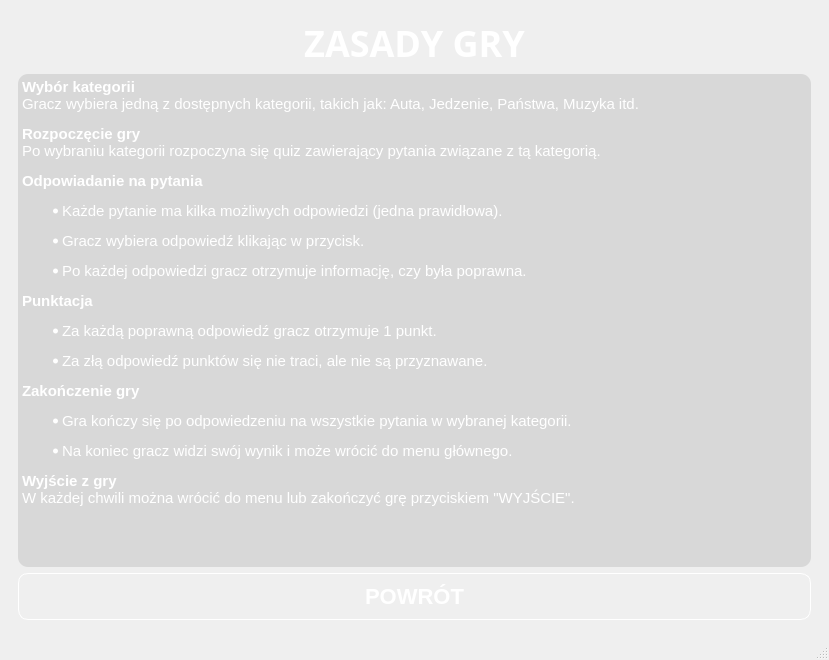
The window that Qt/QuizGame/mainwindow.ui (Ajgorek04/ProjektQuiz) describes before a commit, drawn with Qt 5.
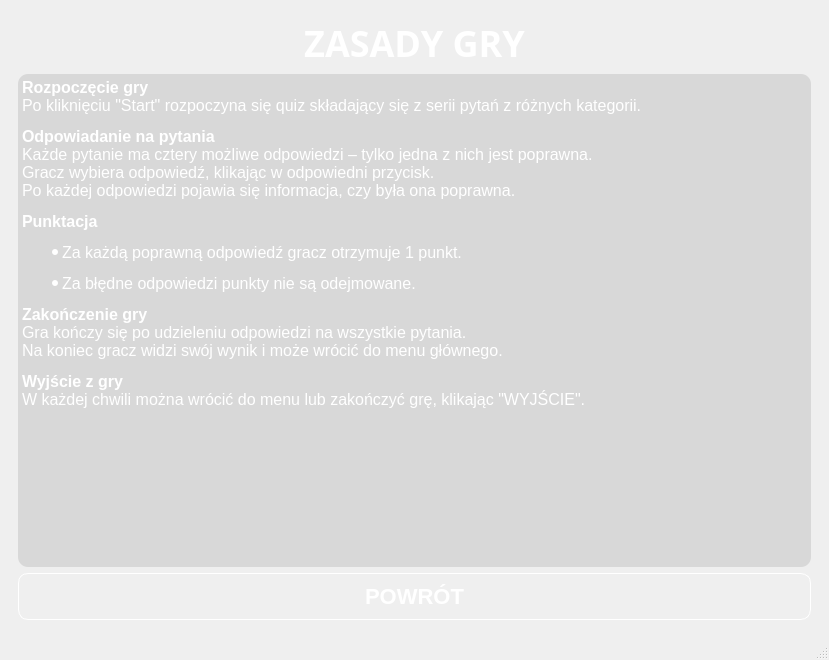
The same window after the commit. The open tabs and pages were chosen to show the change.

Diff of the .ui file:
```diff
--- a/Qt/QuizGame/mainwindow.ui
+++ b/Qt/QuizGame/mainwindow.ui
@@ -647,22 +647,14 @@
 li.unchecked::marker { content: &quot;\2610&quot;; }
 li.checked::marker { content: &quot;\2612&quot;; }
 &lt;/style&gt;&lt;/head&gt;&lt;body style=&quot; font-family:'Segoe UI'; font-size:16pt; font-weight:400; font-style:normal;&quot;&gt;
-&lt;p style=&quot; margin-top:12px; margin-bottom:12px; margin-left:0px; margin-right:0px; -qt-block-indent:0; text-indent:0px;&quot;&gt;&lt;span style=&quot; font-size:11pt; font-weight:700;&quot;&gt;Wybór kategorii&lt;/span&gt;&lt;span style=&quot; font-size:11pt;&quot;&gt;&lt;br /&gt;Gracz wybiera jedną z dostępnych kategorii, takich jak: Auta, Jedzenie, Państwa, Muzyka itd.&lt;/span&gt;&lt;/p&gt;
-&lt;p style=&quot; margin-top:12px; margin-bottom:12px; margin-left:0px; margin-right:0px; -qt-block-indent:0; text-indent:0px;&quot;&gt;&lt;span style=&quot; font-size:11pt; font-weight:700;&quot;&gt;Rozpoczęcie gry&lt;/span&gt;&lt;span style=&quot; font-size:11pt;&quot;&gt;&lt;br /&gt;Po wybraniu kategorii rozpoczyna się quiz zawierający pytania związane z tą kategorią.&lt;/span&gt;&lt;/p&gt;
-&lt;p style=&quot; margin-top:12px; margin-bottom:12px; margin-left:0px; margin-right:0px; -qt-block-indent:0; text-indent:0px;&quot;&gt;&lt;span style=&quot; font-size:11pt; font-weight:700;&quot;&gt;Odpowiadanie na pytania&lt;/span&gt;&lt;/p&gt;
+&lt;p style=&quot; margin-top:12px; margin-bottom:12px; margin-left:0px; margin-right:0px; -qt-block-indent:0; text-indent:0px;&quot;&gt;&lt;span style=&quot; font-size:12pt; font-weight:700;&quot;&gt;Rozpoczęcie gry&lt;/span&gt;&lt;span style=&quot; font-size:12pt;&quot;&gt;&lt;br /&gt;Po kliknięciu &amp;quot;Start&amp;quot; rozpoczyna się quiz składający się z serii pytań z różnych kategorii.&lt;/span&gt;&lt;/p&gt;
+&lt;p style=&quot; margin-top:12px; margin-bottom:12px; margin-left:0px; margin-right:0px; -qt-block-indent:0; text-indent:0px;&quot;&gt;&lt;span style=&quot; font-size:12pt; font-weight:700;&quot;&gt;Odpowiadanie na pytania&lt;/span&gt;&lt;span style=&quot; font-size:12pt;&quot;&gt;&lt;br /&gt;Każde pytanie ma cztery możliwe odpowiedzi – tylko jedna z nich jest poprawna.&lt;br /&gt;Gracz wybiera odpowiedź, klikając w odpowiedni przycisk.&lt;br /&gt;Po każdej odpowiedzi pojawia się informacja, czy była ona poprawna.&lt;/span&gt;&lt;/p&gt;
+&lt;p style=&quot; margin-top:12px; margin-bottom:12px; margin-left:0px; margin-right:0px; -qt-block-indent:0; text-indent:0px;&quot;&gt;&lt;span style=&quot; font-size:12pt; font-weight:700;&quot;&gt;Punktacja&lt;/span&gt;&lt;/p&gt;
 &lt;ul style=&quot;margin-top: 0px; margin-bottom: 0px; margin-left: 0px; margin-right: 0px; -qt-list-indent: 1;&quot;&gt;
-&lt;li style=&quot; font-size:11pt;&quot; style=&quot; margin-top:12px; margin-bottom:12px; margin-left:0px; margin-right:0px; -qt-block-indent:0; text-indent:0px;&quot;&gt;Każde pytanie ma kilka możliwych odpowiedzi (jedna prawidłowa).&lt;/li&gt;
-&lt;li style=&quot; font-size:11pt;&quot; style=&quot; margin-top:12px; margin-bottom:12px; margin-left:0px; margin-right:0px; -qt-block-indent:0; text-indent:0px;&quot;&gt;Gracz wybiera odpowiedź klikając w przycisk.&lt;/li&gt;
-&lt;li style=&quot; font-size:11pt;&quot; style=&quot; margin-top:12px; margin-bottom:12px; margin-left:0px; margin-right:0px; -qt-block-indent:0; text-indent:0px;&quot;&gt;Po każdej odpowiedzi gracz otrzymuje informację, czy była poprawna.&lt;/li&gt;&lt;/ul&gt;
-&lt;p style=&quot; margin-top:12px; margin-bottom:12px; margin-left:0px; margin-right:0px; -qt-block-indent:0; text-indent:0px;&quot;&gt;&lt;span style=&quot; font-size:11pt; font-weight:700;&quot;&gt;Punktacja&lt;/span&gt;&lt;/p&gt;
-&lt;ul style=&quot;margin-top: 0px; margin-bottom: 0px; margin-left: 0px; margin-right: 0px; -qt-list-indent: 1;&quot;&gt;
-&lt;li style=&quot; font-size:11pt;&quot; style=&quot; margin-top:12px; margin-bottom:12px; margin-left:0px; margin-right:0px; -qt-block-indent:0; text-indent:0px;&quot;&gt;Za każdą poprawną odpowiedź gracz otrzymuje 1 punkt.&lt;/li&gt;
-&lt;li style=&quot; font-size:11pt;&quot; style=&quot; margin-top:12px; margin-bottom:12px; margin-left:0px; margin-right:0px; -qt-block-indent:0; text-indent:0px;&quot;&gt;Za złą odpowiedź punktów się nie traci, ale nie są przyznawane.&lt;/li&gt;&lt;/ul&gt;
-&lt;p style=&quot; margin-top:12px; margin-bottom:12px; margin-left:0px; margin-right:0px; -qt-block-indent:0; text-indent:0px;&quot;&gt;&lt;span style=&quot; font-size:11pt; font-weight:700;&quot;&gt;Zakończenie gry&lt;/span&gt;&lt;/p&gt;
-&lt;ul style=&quot;margin-top: 0px; margin-bottom: 0px; margin-left: 0px; margin-right: 0px; -qt-list-indent: 1;&quot;&gt;
-&lt;li style=&quot; font-size:11pt;&quot; style=&quot; margin-top:12px; margin-bottom:12px; margin-left:0px; margin-right:0px; -qt-block-indent:0; text-indent:0px;&quot;&gt;Gra kończy się po odpowiedzeniu na wszystkie pytania w wybranej kategorii.&lt;/li&gt;
-&lt;li style=&quot; font-size:11pt;&quot; style=&quot; margin-top:12px; margin-bottom:12px; margin-left:0px; margin-right:0px; -qt-block-indent:0; text-indent:0px;&quot;&gt;Na koniec gracz widzi swój wynik i może wrócić do menu głównego.&lt;/li&gt;&lt;/ul&gt;
-&lt;p style=&quot; margin-top:12px; margin-bottom:12px; margin-left:0px; margin-right:0px; -qt-block-indent:0; text-indent:0px;&quot;&gt;&lt;span style=&quot; font-size:11pt; font-weight:700;&quot;&gt;Wyjście z gry&lt;/span&gt;&lt;span style=&quot; font-size:11pt;&quot;&gt;&lt;br /&gt;W każdej chwili można wrócić do menu lub zakończyć grę przyciskiem &amp;quot;WYJŚCIE&amp;quot;.&lt;/span&gt;&lt;/p&gt;&lt;/body&gt;&lt;/html&gt;</string>
+&lt;li style=&quot; font-size:12pt;&quot; style=&quot; margin-top:12px; margin-bottom:12px; margin-left:0px; margin-right:0px; -qt-block-indent:0; text-indent:0px;&quot;&gt;Za każdą poprawną odpowiedź gracz otrzymuje 1 punkt.&lt;/li&gt;
+&lt;li style=&quot; font-size:12pt;&quot; style=&quot; margin-top:12px; margin-bottom:12px; margin-left:0px; margin-right:0px; -qt-block-indent:0; text-indent:0px;&quot;&gt;Za błędne odpowiedzi punkty nie są odejmowane.&lt;/li&gt;&lt;/ul&gt;
+&lt;p style=&quot; margin-top:12px; margin-bottom:12px; margin-left:0px; margin-right:0px; -qt-block-indent:0; text-indent:0px;&quot;&gt;&lt;span style=&quot; font-size:12pt; font-weight:700;&quot;&gt;Zakończenie gry&lt;/span&gt;&lt;span style=&quot; font-size:12pt;&quot;&gt;&lt;br /&gt;Gra kończy się po udzieleniu odpowiedzi na wszystkie pytania.&lt;br /&gt;Na koniec gracz widzi swój wynik i może wrócić do menu głównego.&lt;/span&gt;&lt;/p&gt;
+&lt;p style=&quot; margin-top:12px; margin-bottom:12px; margin-left:0px; margin-right:0px; -qt-block-indent:0; text-indent:0px;&quot;&gt;&lt;span style=&quot; font-size:12pt; font-weight:700;&quot;&gt;Wyjście z gry&lt;/span&gt;&lt;span style=&quot; font-size:12pt;&quot;&gt;&lt;br /&gt;W każdej chwili można wrócić do menu lub zakończyć grę, klikając &amp;quot;WYJŚCIE&amp;quot;.&lt;/span&gt;&lt;/p&gt;&lt;/body&gt;&lt;/html&gt;</string>
           </property>
          </widget>
         </item>
```
Left out of the diff: 2 changed lines with no effect on the pictures.
